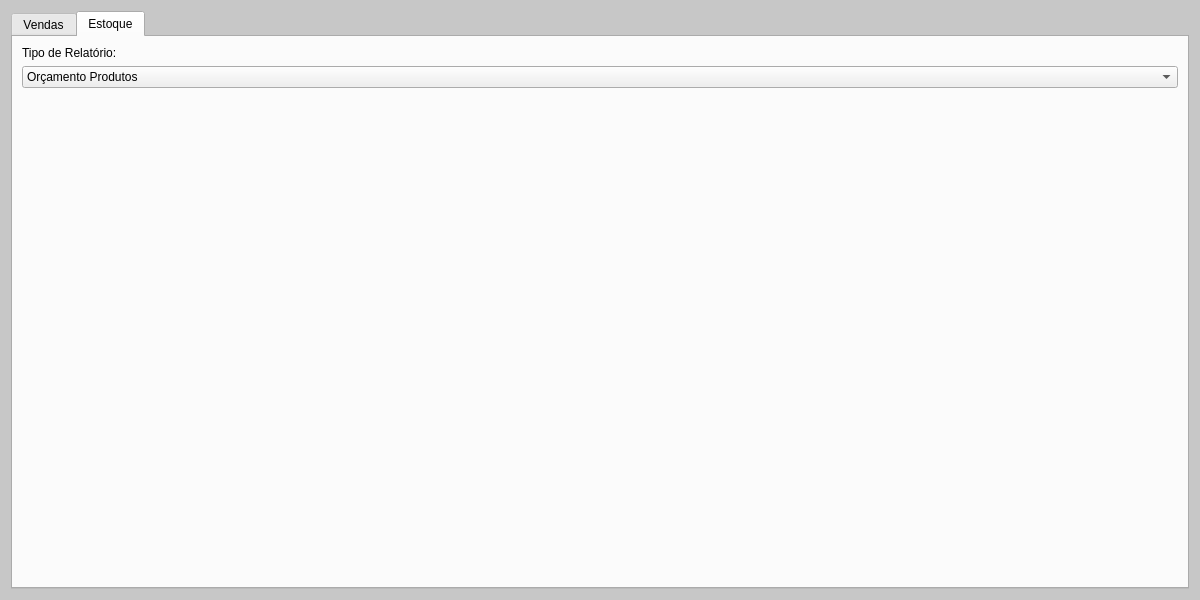
Before: the Qt Designer form relatorios.ui in GabR36/QEstoqueLoja, drawn with Qt 5.
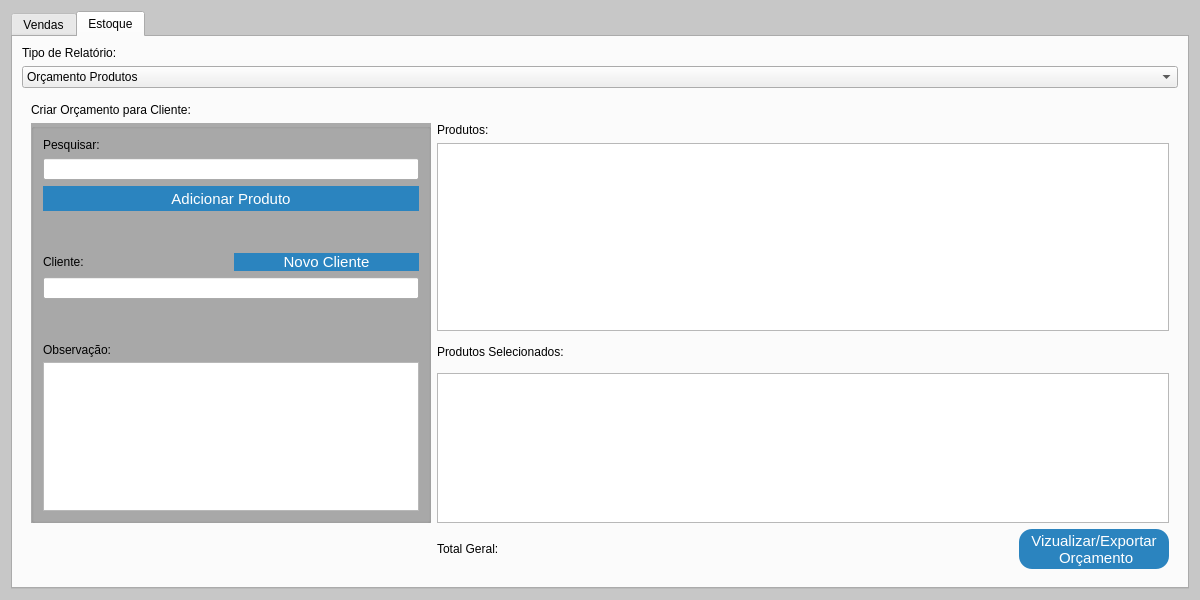
After: the same form once the commit is applied. The open tabs and pages were chosen to show the change. Custom widgets are drawn as their Qt base class.

Commit message: Orçamento funcionando com produtos

What changed in the file:
```diff
--- a/relatorios.ui
+++ b/relatorios.ui
@@ -271,7 +271,274 @@
            <property name="currentIndex">
             <number>1</number>
            </property>
-           <widget class="QWidget" name="page_3"/>
+           <widget class="QWidget" name="page_3">
+            <layout class="QGridLayout" name="gridLayout_2">
+             <item row="0" column="0">
+              <widget class="QLabel" name="label_11">
+               <property name="styleSheet">
+                <string notr="true">font: 700 15pt &quot;Ubuntu&quot;;</string>
+               </property>
+               <property name="text">
+                <string>Criar Orçamento para Cliente:</string>
+               </property>
+              </widget>
+             </item>
+             <item row="1" column="0" rowspan="2">
+              <widget class="QGroupBox" name="groupBox">
+               <property name="maximumSize">
+                <size>
+                 <width>400</width>
+                 <height>16777215</height>
+                </size>
+               </property>
+               <property name="title">
+                <string/>
+               </property>
+               <layout class="QVBoxLayout" name="verticalLayout_18">
+                <item>
+                 <layout class="QVBoxLayout" name="verticalLayout_14">
+                  <item>
+                   <widget class="QLabel" name="label_7">
+                    <property name="styleSheet">
+                     <string notr="true">font: 500 10pt &quot;Ubuntu&quot;;</string>
+                    </property>
+                    <property name="text">
+                     <string>Pesquisar:</string>
+                    </property>
+                   </widget>
+                  </item>
+                  <item>
+                   <widget class="CustomLineEdit" name="Ledit_PesquisaProduto">
+                    <property name="maximumSize">
+                     <size>
+                      <width>1231231</width>
+                      <height>16777215</height>
+                     </size>
+                    </property>
+                   </widget>
+                  </item>
+                  <item>
+                   <widget class="QPushButton" name="Btn_AddProd">
+                    <property name="minimumSize">
+                     <size>
+                      <width>0</width>
+                      <height>25</height>
+                     </size>
+                    </property>
+                    <property name="maximumSize">
+                     <size>
+                      <width>16777215</width>
+                      <height>25</height>
+                     </size>
+                    </property>
+                    <property name="text">
+                     <string>Adicionar Produto</string>
+                    </property>
+                   </widget>
+                  </item>
+                 </layout>
+                </item>
+                <item>
+                 <spacer name="verticalSpacer_2">
+                  <property name="orientation">
+                   <enum>Qt::Orientation::Vertical</enum>
+                  </property>
+                  <property name="sizeHint" stdset="0">
+                   <size>
+                    <width>20</width>
+                    <height>40</height>
+                   </size>
+                  </property>
+                 </spacer>
+                </item>
+                <item>
+                 <layout class="QVBoxLayout" name="verticalLayout_13">
+                  <item>
+                   <layout class="QHBoxLayout" name="horizontalLayout_4">
+                    <item>
+                     <widget class="QLabel" name="label_6">
+                      <property name="styleSheet">
+                       <string notr="true">font: 500 10pt &quot;Ubuntu&quot;;</string>
+                      </property>
+                      <property name="text">
+                       <string>Cliente:</string>
+                      </property>
+                     </widget>
+                    </item>
+                    <item>
+                     <widget class="QPushButton" name="Btn_NovoCliente">
+                      <property name="text">
+                       <string>Novo Cliente</string>
+                      </property>
+                     </widget>
+                    </item>
+                   </layout>
+                  </item>
+                  <item>
+                   <widget class="CustomLineEdit" name="Ledit_Cliente">
+                    <property name="minimumSize">
+                     <size>
+                      <width>0</width>
+                      <height>0</height>
+                     </size>
+                    </property>
+                    <property name="maximumSize">
+                     <size>
+                      <width>16777215</width>
+                      <height>16777215</height>
+                     </size>
+                    </property>
+                   </widget>
+                  </item>
+                 </layout>
+                </item>
+                <item>
+                 <layout class="QVBoxLayout" name="verticalLayout_15">
+                  <property name="spacing">
+                   <number>5</number>
+                  </property>
+                  <item>
+                   <spacer name="verticalSpacer">
+                    <property name="orientation">
+                     <enum>Qt::Orientation::Vertical</enum>
+                    </property>
+                    <property name="sizeHint" stdset="0">
+                     <size>
+                      <width>20</width>
+                      <height>40</height>
+                     </size>
+                    </property>
+                   </spacer>
+                  </item>
+                  <item>
+                   <widget class="QLabel" name="label_9">
+                    <property name="styleSheet">
+                     <string notr="true">font: 500 10pt &quot;Ubuntu&quot;;</string>
+                    </property>
+                    <property name="text">
+                     <string>Observação:</string>
+                    </property>
+                   </widget>
+                  </item>
+                  <item>
+                   <widget class="QTextEdit" name="Tedit_Obs">
+                    <property name="maximumSize">
+                     <size>
+                      <width>16777215</width>
+                      <height>150</height>
+                     </size>
+                    </property>
+                   </widget>
+                  </item>
+                 </layout>
+                </item>
+               </layout>
+              </widget>
+             </item>
+             <item row="1" column="1" colspan="2">
+              <layout class="QVBoxLayout" name="verticalLayout_17">
+               <item>
+                <widget class="QLabel" name="label_10">
+                 <property name="styleSheet">
+                  <string notr="true">font: 500 10pt &quot;Ubuntu&quot;;</string>
+                 </property>
+                 <property name="text">
+                  <string>Produtos:</string>
+                 </property>
+                </widget>
+               </item>
+               <item>
+                <widget class="ProdutoTableView" name="Tview_ProdutosOrcamento">
+                 <property name="autoFillBackground">
+                  <bool>true</bool>
+                 </property>
+                 <property name="alternatingRowColors">
+                  <bool>true</bool>
+                 </property>
+                 <property name="selectionMode">
+                  <enum>QAbstractItemView::SelectionMode::SingleSelection</enum>
+                 </property>
+                 <property name="selectionBehavior">
+                  <enum>QAbstractItemView::SelectionBehavior::SelectRows</enum>
+                 </property>
+                </widget>
+               </item>
+              </layout>
+             </item>
+             <item row="2" column="1" colspan="2">
+              <layout class="QVBoxLayout" name="verticalLayout_16">
+               <item>
+                <widget class="QLabel" name="label_8">
+                 <property name="styleSheet">
+                  <string notr="true">font: 500 10pt &quot;Ubuntu&quot;;</string>
+                 </property>
+                 <property name="text">
+                  <string>Produtos Selecionados:</string>
+                 </property>
+                </widget>
+               </item>
+               <item>
+                <widget class="QTableView" name="Tview_ProdutosSelec">
+                 <property name="maximumSize">
+                  <size>
+                   <width>16777215</width>
+                   <height>150</height>
+                  </size>
+                 </property>
+                 <property name="contextMenuPolicy">
+                  <enum>Qt::ContextMenuPolicy::CustomContextMenu</enum>
+                 </property>
+                 <property name="autoFillBackground">
+                  <bool>true</bool>
+                 </property>
+                 <property name="alternatingRowColors">
+                  <bool>true</bool>
+                 </property>
+                 <property name="selectionMode">
+                  <enum>QAbstractItemView::SelectionMode::SingleSelection</enum>
+                 </property>
+                 <property name="selectionBehavior">
+                  <enum>QAbstractItemView::SelectionBehavior::SelectRows</enum>
+                 </property>
+                 <attribute name="verticalHeaderVisible">
+                  <bool>false</bool>
+                 </attribute>
+                </widget>
+               </item>
+              </layout>
+             </item>
+             <item row="3" column="1">
+              <widget class="QLabel" name="Lbl_TotalGeral">
+               <property name="styleSheet">
+                <string notr="true">font: 700 12pt &quot;Ubuntu&quot;;</string>
+               </property>
+               <property name="text">
+                <string>Total Geral:</string>
+               </property>
+              </widget>
+             </item>
+             <item row="3" column="2">
+              <widget class="QPushButton" name="Btn_Terminar">
+               <property name="minimumSize">
+                <size>
+                 <width>150</width>
+                 <height>40</height>
+                </size>
+               </property>
+               <property name="maximumSize">
+                <size>
+                 <width>150</width>
+                 <height>40</height>
+                </size>
+               </property>
+               <property name="text">
+                <string>Vizualizar/Exportar 
+ Orçamento</string>
+               </property>
+              </widget>
+             </item>
+            </layout>
+           </widget>
            <widget class="QWidget" name="page_4">
             <layout class="QVBoxLayout" name="verticalLayout_12">
              <item>
@@ -400,6 +667,18 @@
    </item>
   </layout>
  </widget>
+ <customwidgets>
+  <customwidget>
+   <class>ProdutoTableView</class>
+   <extends>QTableView</extends>
+   <header>produtotableview.h</header>
+  </customwidget>
+  <customwidget>
+   <class>CustomLineEdit</class>
+   <extends>QLineEdit</extends>
+   <header>customlineedit.h</header>
+  </customwidget>
+ </customwidgets>
  <resources/>
  <connections/>
 </ui>
```
Left out of the diff: 6 changed lines with no effect on the pictures. The commit also changes 12 other files.
